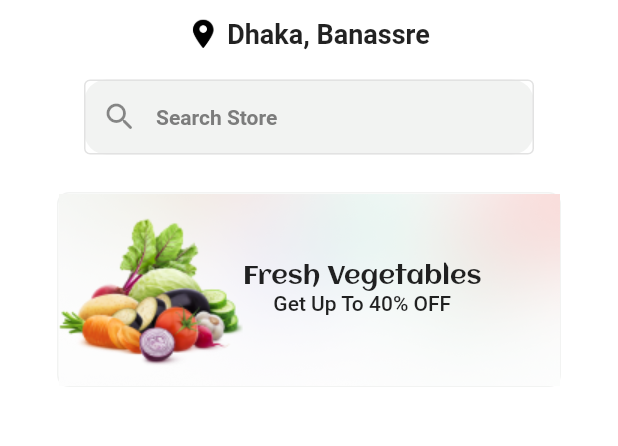
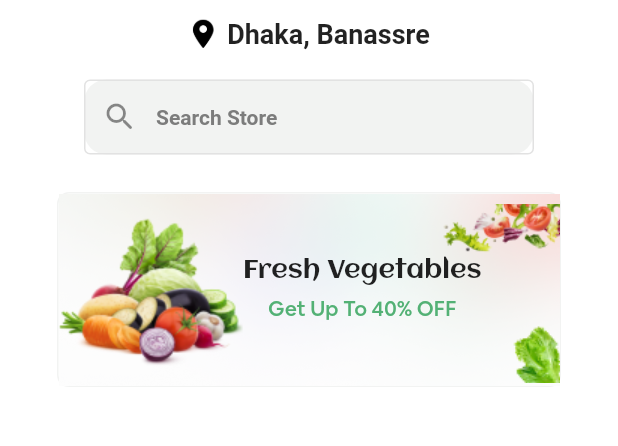
Before and after one commit to TaherSalah/ecommerc_tranning, a Flutter app: the ShopHomeScreen screen opened directly, on a phone screen of 412 x 824 dp, the part 210-656 px from its top. Run offline on Flutter 3.47's test engine with Material 2 defaults, Android fonts, the phone set to English and light mode, and no system bars; our stand-ins replace flutter_svg, hexcolor; project files that could hold a hidden picture were left out.

Commit message:
add image in banner by  postioned

```diff
--- a/lib/layout/home_screen.dart
+++ b/lib/layout/home_screen.dart
@@ -62,6 +62,20 @@ class ShopHomeScreen extends StatelessWidget {
             child: Stack(
               children: [
                 Image.asset('assets/images/Rectangle 17.png',fit: BoxFit.cover,width: double.infinity,height: double.infinity,),
+                Positioned(
+                  top:-6,
+  left: 255,
+                  child:
+                  Image.asset('assets/images/top left veg.png',height: 60,width: 90,),
+
+                ),
+                Positioned(
+                  bottom:-8,
+                  left: 290,
+                  child:
+                  Image.asset('assets/images/pngfuel bottom left.png',height: 60,width: 50,),
+
+                ),
                 Row(
                   children: [
                     Image.asset('assets/images/right veg.png'),
@@ -69,12 +83,18 @@ class ShopHomeScreen extends StatelessWidget {
                       mainAxisAlignment: MainAxisAlignment.center,
                       children: [
                         Text('Fresh Vegetables',style: TextStyle(fontFamily: 'clon',fontSize: 17,fontWeight: FontWeight.w400),),
-                        Text('Get Up To 40% OFF',style: TextStyle(fontSize: 14,fontWeight: FontWeight.w500),),
+                        SizedBox(height: 6,),
+                        Text('Get Up To 40% OFF',style: TextStyle(fontSize: 14,fontWeight: FontWeight.w600,fontFamily: 'air',color: HexColor('#53B175')),),
 
                       ],
-                    )
+                    ),
+
+
+
                   ],
-                )
+                ),
+
+
               ],
             ),
           ),
--- a/pubspec.yaml
+++ b/pubspec.yaml
@@ -38,6 +38,7 @@ dependencies:
   cupertino_icons:
   hexcolor:
   flutter_svg:
+  smooth_page_indicator:
   anim_search_bar:
 dev_dependencies:
   flutter_test:
@@ -80,7 +81,7 @@ flutter:
     - family: clon
       fonts:
         - asset: assets/fonts/Aclonica-Regular.ttf
-    - family: clon
+    - family: air
       fonts:
         - asset: assets/fonts/AirbnbCereal_W_Md.otf
   #       - asset: fonts/Schyler-Italic.ttf
```
Also changed, not shown: pubspec.lock.
